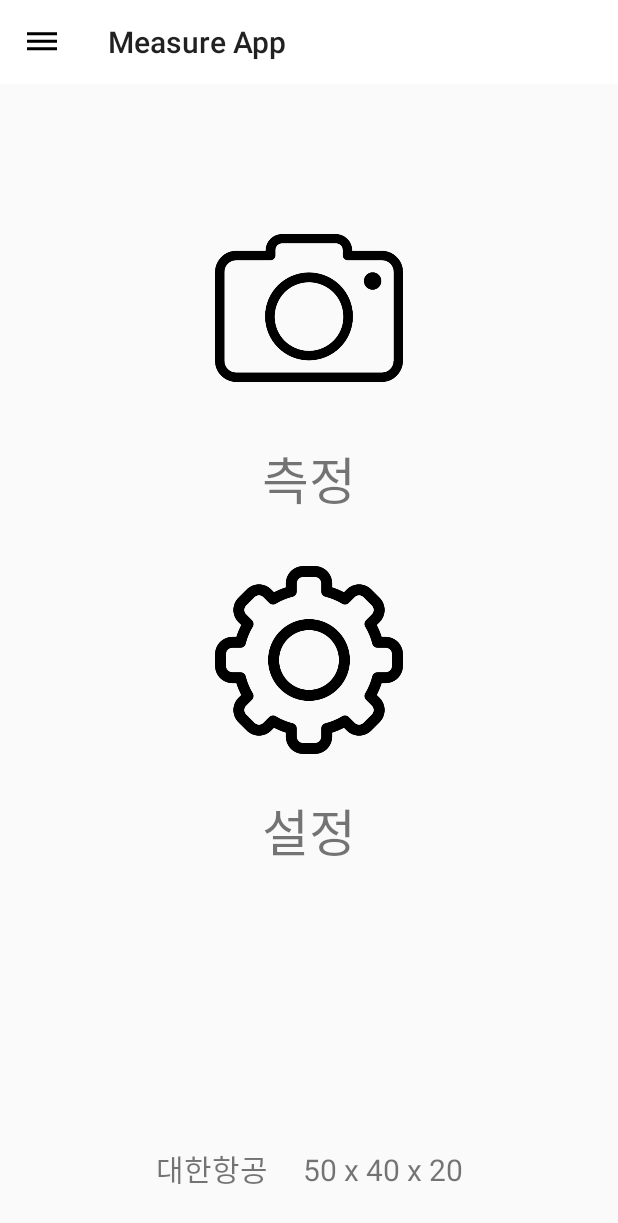
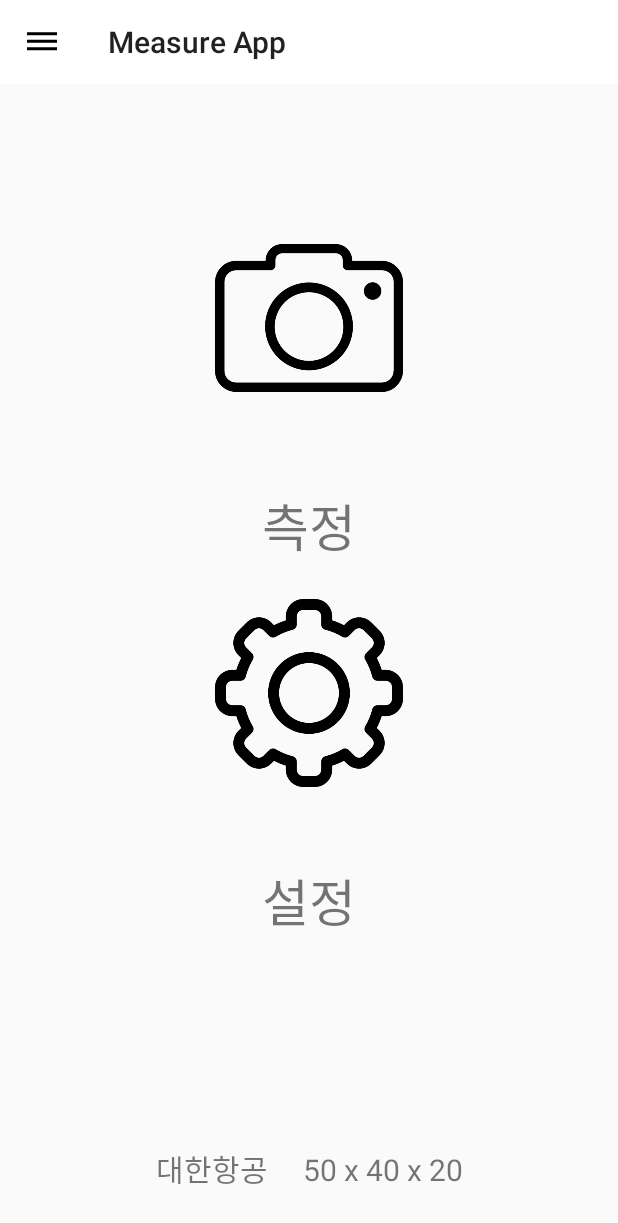
Before and after one commit to SerpentScrew/arTeam2, an Android app: the screen it shows after launch (MainActivity), on a phone screen of 412 x 824 dp. Shown: the top 1223 px of the screen. Run offline under Robolectric (Android 15) with nearby library versions, the phone set to English and light mode, and no system bars.

Commit message:
레이아웃 수정

```diff
--- a/app/src/main/java/com/example/arteam2/Utility/PointHandler.java
+++ b/app/src/main/java/com/example/arteam2/Utility/PointHandler.java
@@ -27,7 +27,7 @@ import java.util.Objects;
 public class PointHandler {
 	public final int REQUIRED_POINTS = 2000;
 	public final float FINE_CONFIDENCE = 0.3f;
-	final float EPSILON = 0.15f;
+	public final float epsilon = 0.05f;
 
 	private Map<Integer, ArrayList<float[]>> allPoints = null;
 	private Map<Integer, float[]> filteredPoints;
@@ -331,7 +331,7 @@ public class PointHandler {
 
 		if (objectPoints == null) objectPoints = new HashMap<>();
 		if (deletedPoints == null) deletedPoints = new HashMap<>();
-		final float epsilon = 0.10f;
+
 
 		for (int id : filteredPoints.keySet()) {
 			float[] point = filteredPoints.get(id);
--- a/app/src/main/res/layout/activity_main.xml
+++ b/app/src/main/res/layout/activity_main.xml
@@ -26,35 +26,38 @@
         android:id="@+id/camera"
         android:layout_width="125dp"
         android:layout_height="125dp"
-        android:layout_marginBottom="470dp"
+        android:layout_marginBottom="400dp"
         android:background="?attr/selectableItemBackground"
         android:scaleType="centerInside"
         app:layout_constraintBottom_toBottomOf="parent"
         app:layout_constraintEnd_toEndOf="parent"
         app:layout_constraintStart_toStartOf="parent"
-        app:layout_constraintTop_toBottomOf="@+id/my_toolbar"
+        app:layout_constraintTop_toTopOf="parent"
         app:srcCompat="@drawable/camera" />
 
     <ImageButton
         android:id="@+id/settings"
         android:layout_width="125dp"
         android:layout_height="125dp"
+        android:layout_marginTop="100dp"
         android:background="?attr/selectableItemBackground"
         android:scaleType="centerInside"
         app:layout_constraintBottom_toBottomOf="parent"
         app:layout_constraintEnd_toEndOf="parent"
         app:layout_constraintStart_toStartOf="parent"
-        app:layout_constraintTop_toBottomOf="@+id/my_toolbar"
+        app:layout_constraintTop_toTopOf="parent"
         app:srcCompat="@drawable/settings" />
 
     <TextView
         android:id="@+id/measureText"
         android:layout_width="match_parent"
         android:layout_height="50dp"
-        android:layout_marginTop="25dp"
+        android:layout_marginBottom="400dp"
         android:autoSizeTextType="uniform"
         android:gravity="center_horizontal"
         android:text="측정"
+
+        app:layout_constraintBottom_toBottomOf="parent"
         app:layout_constraintEnd_toEndOf="parent"
         app:layout_constraintStart_toStartOf="parent"
         app:layout_constraintTop_toBottomOf="@+id/camera" />
@@ -63,10 +66,11 @@
         android:id="@+id/settingText"
         android:layout_width="match_parent"
         android:layout_height="50dp"
-        android:layout_marginTop="25dp"
+        android:layout_marginBottom="150dp"
         android:autoSizeTextType="uniform"
         android:gravity="center_horizontal"
         android:text="설정"
+        app:layout_constraintBottom_toBottomOf="parent"
         app:layout_constraintEnd_toEndOf="parent"
         app:layout_constraintStart_toStartOf="parent"
         app:layout_constraintTop_toBottomOf="@+id/settings" />
@@ -75,12 +79,13 @@
         android:id="@+id/currentStandard"
         android:layout_width="match_parent"
         android:layout_height="30dp"
+        android:layout_marginBottom="30dp"
         android:autoSizeTextType="uniform"
         android:gravity="center_horizontal"
         android:text="대한항공     50 x 40 x 20"
-        android:layout_marginBottom="30dp"
         app:layout_constraintBottom_toBottomOf="parent"
-        tools:layout_editor_absoluteX="35dp" />
+        app:layout_constraintEnd_toEndOf="parent"
+        app:layout_constraintStart_toStartOf="parent" />
 
 
 </androidx.constraintlayout.widget.ConstraintLayout>
```
